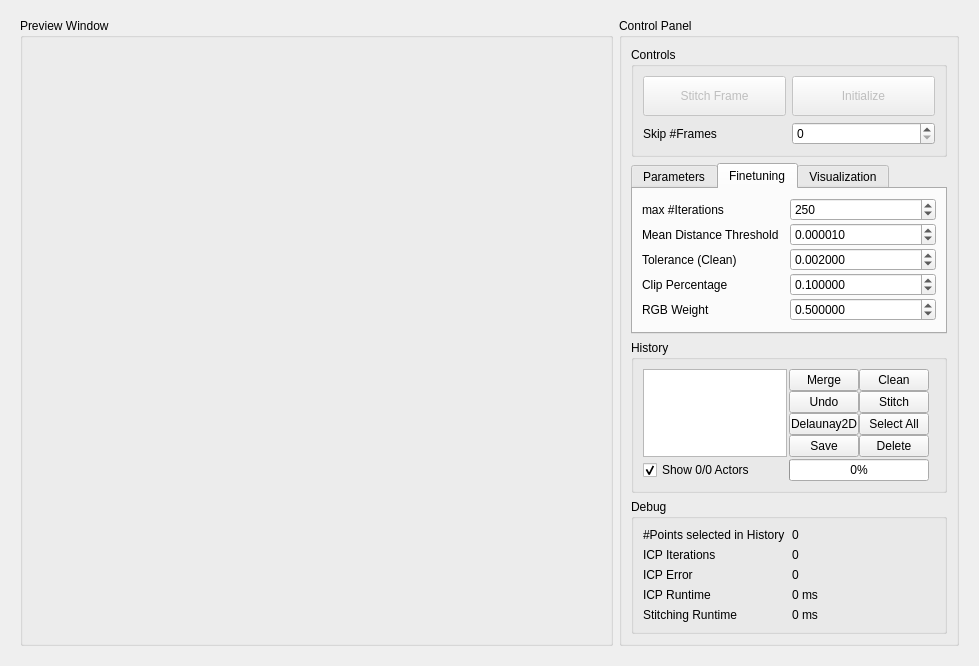
Old version of the form master/seminar/StitchingWidget.ui in the repository anygo/uniprojectsdn.
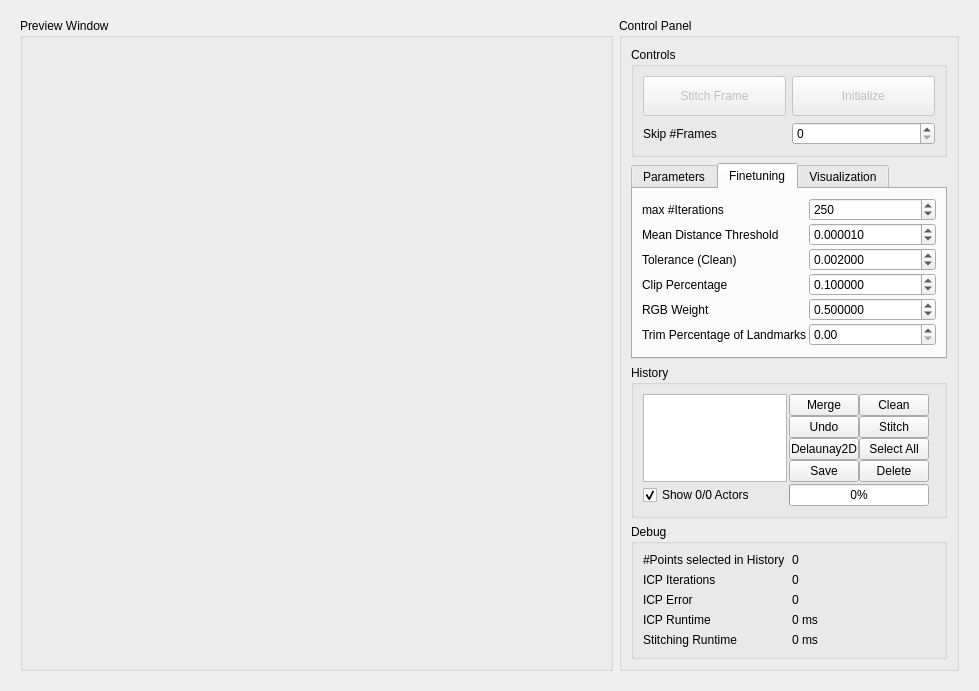
New version of the form. The open tabs and pages were chosen to show the change. Custom widgets are drawn as their Qt base class.

Patch:
```diff
--- a/master/seminar/StitchingWidget.ui
+++ b/master/seminar/StitchingWidget.ui
@@ -426,6 +426,23 @@
                  </property>
                 </widget>
                </item>
+               <item row="5" column="1">
+                <widget class="QDoubleSpinBox" name="m_DoubleSpinBoxTrimLandmarks">
+                 <property name="maximum">
+                  <double>100.000000000000000</double>
+                 </property>
+                 <property name="singleStep">
+                  <double>0.050000000000000</double>
+                 </property>
+                </widget>
+               </item>
+               <item row="5" column="0">
+                <widget class="QLabel" name="label_17">
+                 <property name="text">
+                  <string>Trim Percentage of Landmarks</string>
+                 </property>
+                </widget>
+               </item>
               </layout>
              </item>
             </layout>
```
Left out of the diff: 5 changed lines with no effect on the pictures.
